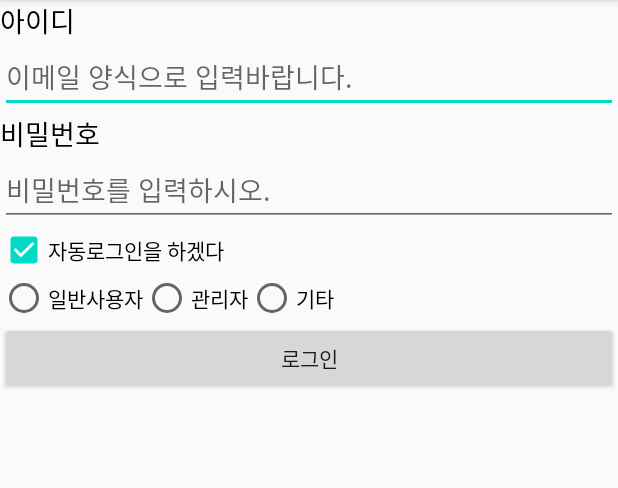
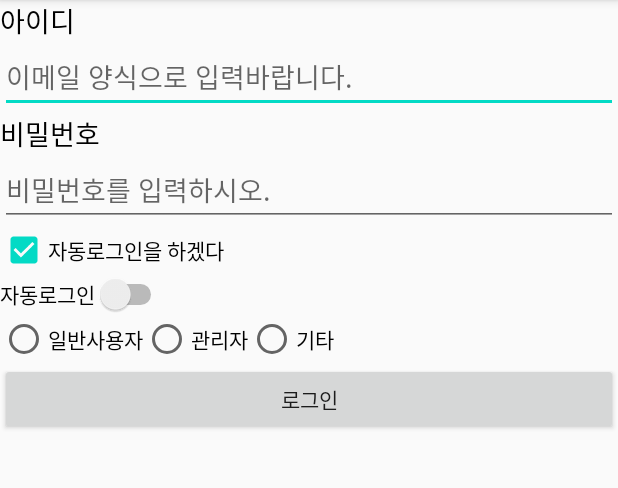
Before and after one commit to yhwba/UIPractice_20200520, an Android app: the screen it shows after launch (MainActivity), on a phone screen of 412 x 824 dp, the part 84-572 px from its top. Run offline under Robolectric (Android 15) with nearby library versions, the phone set to English and light mode, and no system bars.

Commit message:
Switch 버튼 실습

```diff
--- a/app/src/main/res/layout/activity_main.xml
+++ b/app/src/main/res/layout/activity_main.xml
@@ -38,6 +38,10 @@
         android:layout_height="wrap_content"
         android:text="자동로그인을 하겠다"
         android:checked="true"/>
+    <Switch
+        android:layout_width="wrap_content"
+        android:layout_height="wrap_content"
+        android:text="자동로그인"/>
 
     <RadioGroup
         android:layout_width="match_parent"
```
